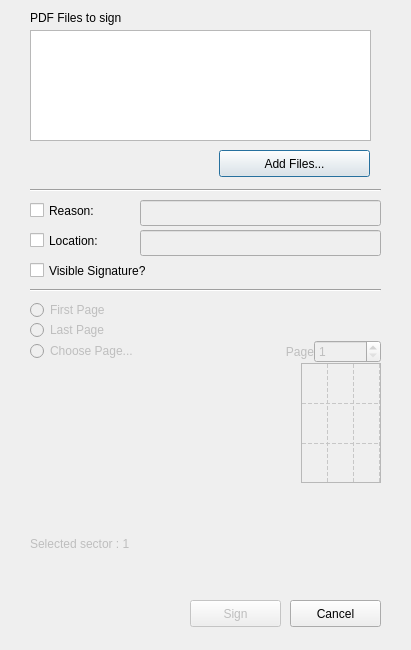
This is _src/eidmw/eidgui/PDFSignWindow.ui in 12019/svn.gov.pt as Qt 5 draws it before an edit. The edited form follows.
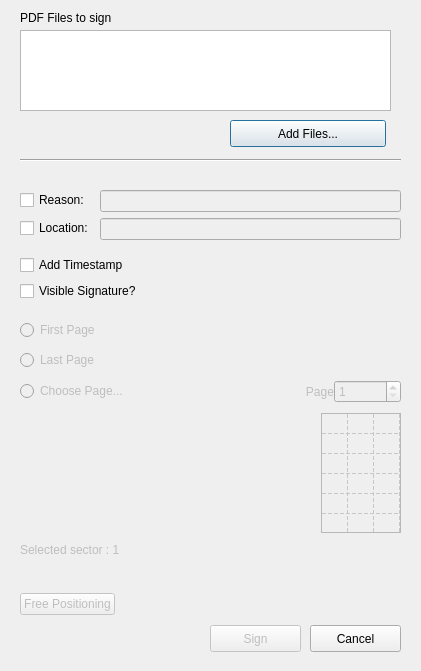
This is the edited form. Custom widgets are drawn as their Qt base class.

Commit message: Fix some bugs in PDF native signature. Support more OS

Diff of the .ui file:
```diff
--- a/_src/eidmw/eidgui/PDFSignWindow.ui
+++ b/_src/eidmw/eidgui/PDFSignWindow.ui
@@ -6,8 +6,8 @@
    <rect>
     <x>0</x>
     <y>0</y>
-    <width>411</width>
-    <height>650</height>
+    <width>421</width>
+    <height>671</height>
    </rect>
   </property>
   <property name="sizePolicy">
@@ -22,10 +22,10 @@
   <widget class="QWidget" name="centralwidget" native="true">
    <property name="geometry">
     <rect>
-     <x>0</x>
+     <x>10</x>
      <y>0</y>
-     <width>411</width>
-     <height>630</height>
+     <width>410</width>
+     <height>671</height>
     </rect>
    </property>
    <property name="sizePolicy">
@@ -34,28 +34,21 @@
      <verstretch>0</verstretch>
     </sizepolicy>
    </property>
-   <widget class="QCheckBox" name="visible_checkBox">
-    <property name="geometry">
-     <rect>
-      <x>30</x>
-      <y>260</y>
-      <width>141</width>
-      <height>21</height>
-     </rect>
-    </property>
-    <property name="text">
-     <string>Visible Signature?</string>
-    </property>
-   </widget>
    <widget class="QPushButton" name="button_addfile">
     <property name="geometry">
      <rect>
-      <x>219</x>
-      <y>150</y>
-      <width>151</width>
+      <x>220</x>
+      <y>120</y>
+      <width>156</width>
       <height>27</height>
      </rect>
     </property>
+    <property name="sizePolicy">
+     <sizepolicy hsizetype="MinimumExpanding" vsizetype="Fixed">
+      <horstretch>0</horstretch>
+      <verstretch>0</verstretch>
+     </sizepolicy>
+    </property>
     <property name="text">
      <string>Add Files...</string>
     </property>
@@ -63,17 +56,17 @@
    <widget class="MyListView" name="pdf_listview">
     <property name="geometry">
      <rect>
-      <x>30</x>
+      <x>10</x>
       <y>30</y>
-      <width>341</width>
-      <height>111</height>
+      <width>371</width>
+      <height>81</height>
      </rect>
     </property>
    </widget>
    <widget class="QLabel" name="label_3">
     <property name="geometry">
      <rect>
-      <x>30</x>
+      <x>10</x>
       <y>10</y>
       <width>341</width>
       <height>16</height>
@@ -83,55 +76,13 @@
      <string>PDF Files to sign</string>
     </property>
    </widget>
-   <widget class="QPushButton" name="button_sign">
-    <property name="enabled">
-     <bool>false</bool>
-    </property>
-    <property name="geometry">
-     <rect>
-      <x>190</x>
-      <y>600</y>
-      <width>91</width>
-      <height>27</height>
-     </rect>
-    </property>
-    <property name="text">
-     <string>Sign</string>
-    </property>
-   </widget>
-   <widget class="QLineEdit" name="reason_textbox">
-    <property name="enabled">
-     <bool>false</bool>
-    </property>
-    <property name="geometry">
-     <rect>
-      <x>140</x>
-      <y>200</y>
-      <width>241</width>
-      <height>26</height>
-     </rect>
-    </property>
-   </widget>
-   <widget class="QLineEdit" name="location_textbox">
-    <property name="enabled">
-     <bool>false</bool>
-    </property>
-    <property name="geometry">
-     <rect>
-      <x>140</x>
-      <y>230</y>
-      <width>241</width>
-      <height>26</height>
-     </rect>
-    </property>
-   </widget>
    <widget class="QWidget" name="verticalLayoutWidget">
     <property name="geometry">
      <rect>
-      <x>30</x>
-      <y>300</y>
-      <width>351</width>
-      <height>304</height>
+      <x>10</x>
+      <y>310</y>
+      <width>381</width>
+      <height>321</height>
      </rect>
     </property>
     <layout class="QVBoxLayout" name="verticalLayout">
@@ -279,6 +230,9 @@
            <height>0</height>
           </size>
          </property>
+         <property name="styleSheet">
+          <string notr="true">font-size: 8pt</string>
+         </property>
          <property name="verticalScrollBarPolicy">
           <enum>Qt::ScrollBarAlwaysOff</enum>
          </property>
@@ -289,7 +243,7 @@
           <enum>Qt::DashLine</enum>
          </property>
          <property name="rowCount">
-          <number>3</number>
+          <number>6</number>
          </property>
          <property name="columnCount">
           <number>3</number>
@@ -310,14 +264,17 @@
           <bool>false</bool>
          </attribute>
          <attribute name="verticalHeaderDefaultSectionSize">
-          <number>40</number>
+          <number>20</number>
          </attribute>
          <attribute name="verticalHeaderMinimumSectionSize">
-          <number>15</number>
+          <number>10</number>
          </attribute>
          <row/>
          <row/>
          <row/>
+         <row/>
+         <row/>
+         <row/>
          <column/>
          <column/>
          <column/>
@@ -330,9 +287,40 @@
        <property name="enabled">
         <bool>false</bool>
        </property>
+       <property name="sizePolicy">
+        <sizepolicy hsizetype="Preferred" vsizetype="Fixed">
+         <horstretch>0</horstretch>
+         <verstretch>0</verstretch>
+        </sizepolicy>
+       </property>
+       <property name="minimumSize">
+        <size>
+         <width>0</width>
+         <height>40</height>
+        </size>
+       </property>
        <property name="text">
         <string>Selected sector : 1</string>
        </property>
+       <property name="alignment">
+        <set>Qt::AlignLeading|Qt::AlignLeft|Qt::AlignTop</set>
+       </property>
+      </widget>
+     </item>
+     <item>
+      <widget class="QPushButton" name="pushButton_freeselection">
+       <property name="enabled">
+        <bool>false</bool>
+       </property>
+       <property name="sizePolicy">
+        <sizepolicy hsizetype="Fixed" vsizetype="Fixed">
+         <horstretch>0</horstretch>
+         <verstretch>0</verstretch>
+        </sizepolicy>
+       </property>
+       <property name="text">
+        <string>Free Positioning</string>
+       </property>
       </widget>
      </item>
     </layout>
@@ -343,8 +331,8 @@
     </property>
     <property name="geometry">
      <rect>
-      <x>290</x>
-      <y>600</y>
+      <x>300</x>
+      <y>625</y>
       <width>91</width>
       <height>27</height>
      </rect>
@@ -353,57 +341,105 @@
      <string>Cancel</string>
     </property>
    </widget>
-   <widget class="QCheckBox" name="checkBox_reason">
-    <property name="geometry">
-     <rect>
-      <x>30</x>
-      <y>200</y>
-      <width>101</width>
-      <height>21</height>
-     </rect>
-    </property>
-    <property name="text">
-     <string>Reason:</string>
-    </property>
-   </widget>
-   <widget class="QCheckBox" name="checkBox_location">
-    <property name="geometry">
-     <rect>
-      <x>30</x>
-      <y>230</y>
-      <width>101</width>
-      <height>21</height>
-     </rect>
-    </property>
-    <property name="text">
-     <string>Location:</string>
-    </property>
-   </widget>
    <widget class="Line" name="line">
     <property name="geometry">
      <rect>
-      <x>30</x>
+      <x>10</x>
+      <y>150</y>
+      <width>381</width>
+      <height>20</height>
+     </rect>
+    </property>
+    <property name="orientation">
+     <enum>Qt::Horizontal</enum>
+    </property>
+   </widget>
+   <widget class="QPushButton" name="button_sign">
+    <property name="enabled">
+     <bool>false</bool>
+    </property>
+    <property name="geometry">
+     <rect>
+      <x>200</x>
+      <y>625</y>
+      <width>91</width>
+      <height>27</height>
+     </rect>
+    </property>
+    <property name="text">
+     <string>Sign</string>
+    </property>
+   </widget>
+   <widget class="QWidget" name="layoutWidget">
+    <property name="geometry">
+     <rect>
+      <x>10</x>
       <y>180</y>
-      <width>351</width>
-      <height>20</height>
+      <width>381</width>
+      <height>121</height>
      </rect>
     </property>
-    <property name="orientation">
-     <enum>Qt::Horizontal</enum>
-    </property>
-   </widget>
-   <widget class="Line" name="line_2">
-    <property name="geometry">
-     <rect>
-      <x>30</x>
-      <y>280</y>
-      <width>351</width>
-      <height>20</height>
-     </rect>
-    </property>
-    <property name="orientation">
-     <enum>Qt::Horizontal</enum>
-    </property>
+    <layout class="QVBoxLayout" name="vertical_top">
+     <item>
+      <layout class="QFormLayout" name="formLayout">
+       <property name="fieldGrowthPolicy">
+        <enum>QFormLayout::ExpandingFieldsGrow</enum>
+       </property>
+       <property name="labelAlignment">
+        <set>Qt::AlignLeading|Qt::AlignLeft|Qt::AlignVCenter</set>
+       </property>
+       <property name="formAlignment">
+        <set>Qt::AlignLeading|Qt::AlignLeft|Qt::AlignVCenter</set>
+       </property>
+       <item row="0" column="0">
+        <widget class="QCheckBox" name="checkBox_reason">
+         <property name="text">
+          <string>Reason:</string>
+         </property>
+        </widget>
+       </item>
+       <item row="0" column="1">
+        <widget class="QLineEdit" name="reason_textbox">
+         <property name="enabled">
+          <bool>false</bool>
+         </property>
+        </widget>
+       </item>
+       <item row="1" column="0">
+        <widget class="QCheckBox" name="checkBox_location">
+         <property name="text">
+          <string>Location:</string>
+         </property>
+        </widget>
+       </item>
+       <item row="1" column="1">
+        <widget class="QLineEdit" name="location_textbox">
+         <property name="enabled">
+          <bool>false</bool>
+         </property>
+        </widget>
+       </item>
+      </layout>
+     </item>
+     <item>
+      <layout class="QVBoxLayout" name="verticalLayout_2">
+       <item>
+        <widget class="QCheckBox" name="timestamp_checkBox">
+         <property name="text">
+          <string>Add Timestamp</string>
+         </property>
+        </widget>
+       </item>
+       <item>
+        <widget class="QCheckBox" name="visible_checkBox">
+         <property name="text">
+          <string>Visible Signature?</string>
+         </property>
+        </widget>
+       </item>
+      </layout>
+     </item>
+    </layout>
    </widget>
   </widget>
  </widget>
```
Left out of the diff: 2 changed lines with no effect on the pictures. The commit also changes 82 other files.
